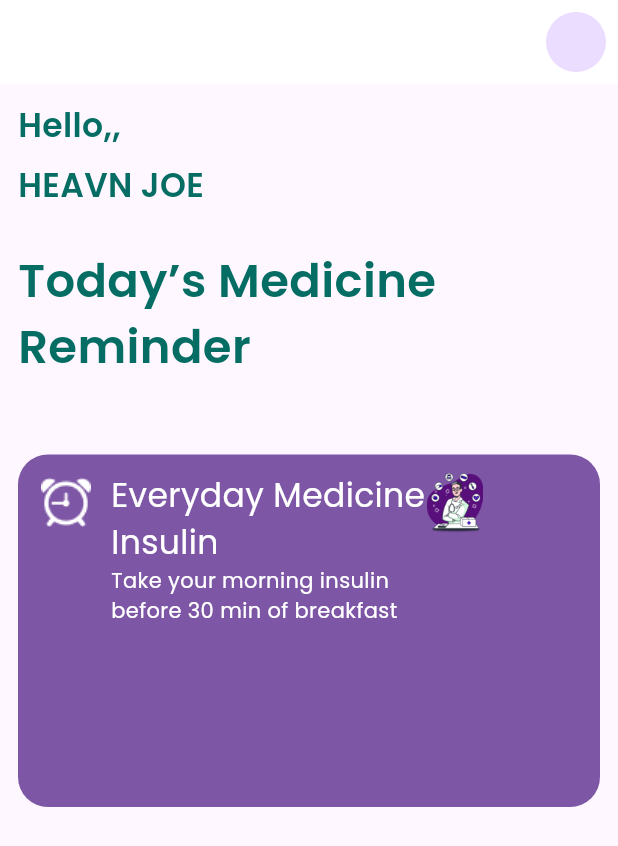
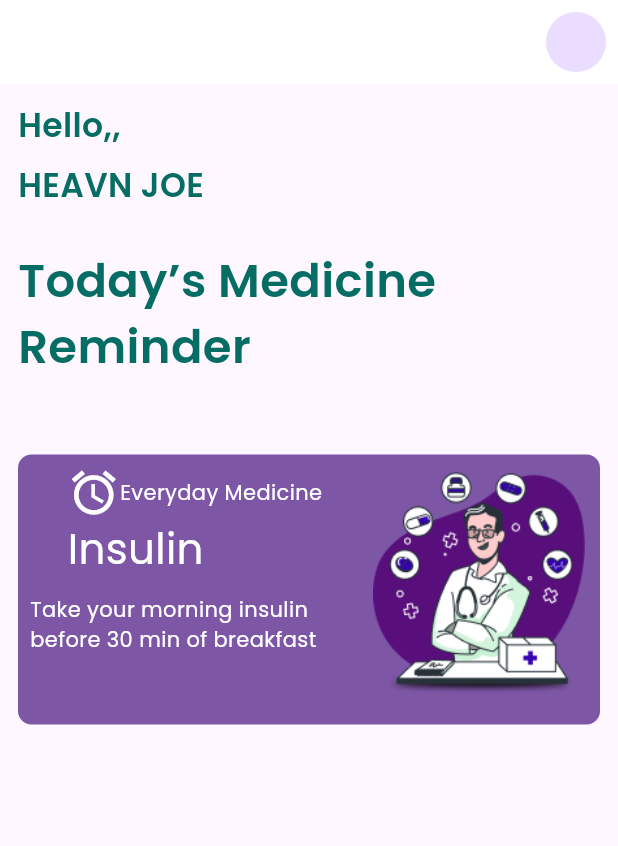
Before and after one commit to gikhin/med_one, a Flutter app: the Homescreen screen opened directly, on a phone screen of 412 x 824 dp. Shown: the top 846 px of the screen. Run offline on Flutter 3.47's test engine with Material 3 defaults, Android fonts, the phone set to English and light mode, and no system bars; our stand-ins replace another_flushbar, curved_navigation_bar, file_picker, image_picker.

Commit message:
second push

```diff
--- a/lib/view/Home_pages/homepage.dart
+++ b/lib/view/Home_pages/homepage.dart
@@ -33,7 +33,6 @@ class _HomescreenState extends State<Homescreen> {
         padding: const EdgeInsets.all(12.0),
         child: Column(mainAxisAlignment: MainAxisAlignment.start,crossAxisAlignment: CrossAxisAlignment.start,
           children: [
-
             Text(
               "Hello,,",
               style: text60022,
@@ -53,45 +52,50 @@ class _HomescreenState extends State<Homescreen> {
               style: text60031,
             ),
             SizedBox(height: 50),
-            Container(
-              height: 235,
-              width: 391,
-              decoration: BoxDecoration(color: AppColors.homecardcolor1
-              ,borderRadius: BorderRadius.all(Radius.circular(20))
-              ),
-              child: Padding(
-                padding: const EdgeInsets.all(12.0),
-                child: Row(mainAxisAlignment: MainAxisAlignment.start,crossAxisAlignment: CrossAxisAlignment.start,
-                  children: [
-                    Image.asset('assets/icons/alaramclock.png',height: 40,width: 40,),
-                    SizedBox(width: 10,),
-                    Column(mainAxisAlignment: MainAxisAlignment.start,crossAxisAlignment: CrossAxisAlignment.start,
-                      children: [
-                        Text('Everyday Medicine',style: text50022white,),
-                        SizedBox(width: 14,),
-                        Text('Insulin',style: text50022white,),
-                        SizedBox(width: 8,),
-                        Text('Take your morning insulin',style: text40014,),
-                        Text('before 30 min of breakfast',style: text40014,),
 
-                      ],
+            Stack(
+              children: [
+                Container(
+                  height: 180,
+                  decoration: BoxDecoration(
+                    color: AppColors.homecardcolor1,
+                    borderRadius: BorderRadius.circular(9)
+                  ),
+                  child: Padding(
+                    padding: const EdgeInsets.all(8.0),
+                    child: Column(
+                      crossAxisAlignment: CrossAxisAlignment.start,
+                      children:[
+                        Padding(
+                          padding: const EdgeInsets.only(left: 25.0),
+                          child: Row(
+                            children: [
+                              Icon(Icons.access_alarm,size: 35,color: AppColors.whiteColor,),
+                              Text('Everyday Medicine',style: TextStyle(color: AppColors.whiteColor),),
+                            ],
+                          ),
+                        ),
+                        Padding(
+                          padding: const EdgeInsets.only(left: 25.0),
+                          child: Text('Insulin',style: TextStyle(fontSize: 28,color: AppColors.whiteColor),),
+                        ),
+                        SizedBox(height: 10,),
+
+                        Text('Take your morning insulin',style: TextStyle(color: AppColors.whiteColor)),
+                        Text('before 30 min of breakfast',style: TextStyle(color: AppColors.whiteColor),)
+
+                      ]
                     ),
-                    Image.asset('assets/images/doctor.png',height: 40,width: 40,),
-
-
-                  ],
+                  ),
                 ),
-              ),
+                Positioned(
+                  top: 10,right: 10,
+                    child: Image.asset('assets/images/doctor.png',height: 150,)),
+              ],
             )
-
-
           ],
-
         ),
       ),
-
-
-
     );
   }
 }
```
